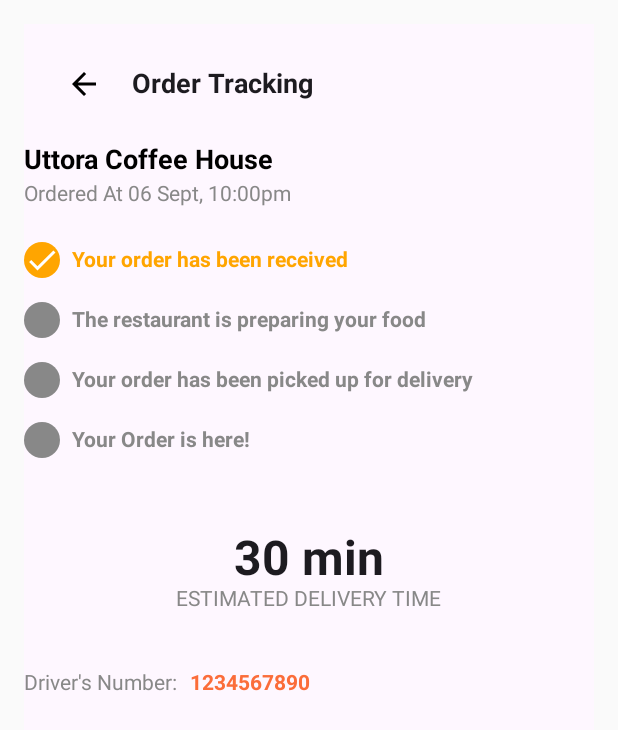
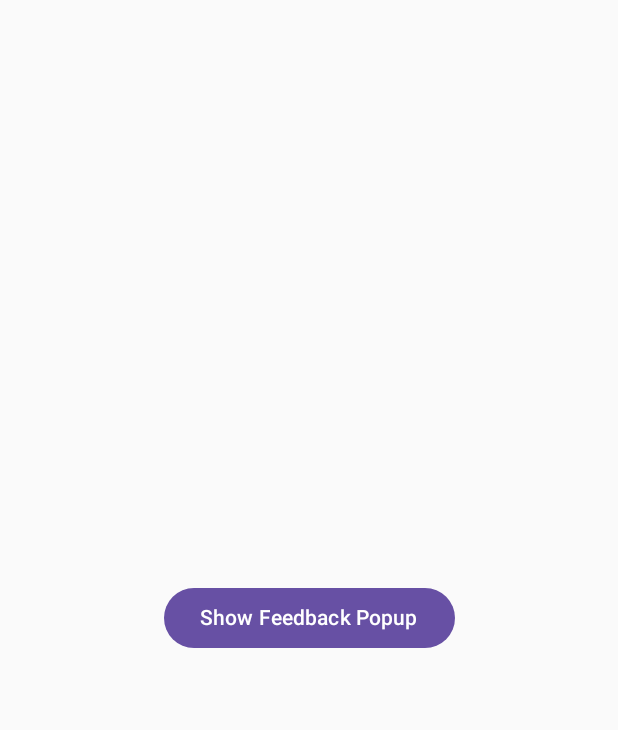
Before and after one commit to chemsou7876/Projet_TDM_frontend, an Android app built with Jetpack Compose: the screen it shows after launch (MainActivity), on a phone screen of 412 x 824 dp. Shown: the top 730 px of the screen. Run offline under Robolectric (Android 15) with nearby library versions, the phone set to English and light mode, and no system bars.

Commit message:
Review done

```diff
--- a/app/src/main/java/com/example/projet_tdm/MainActivity.kt
+++ b/app/src/main/java/com/example/projet_tdm/MainActivity.kt
@@ -9,27 +9,28 @@ import androidx.compose.runtime.*
 import androidx.compose.ui.Alignment
 import androidx.compose.ui.Modifier
 import androidx.compose.ui.unit.dp
-import com.example.projet_tdm.ui.theme.Tracking.MyTracking
+import com.example.projet_tdm.ui.theme.Review.MyReview
 
 class MainActivity : ComponentActivity() {
     override fun onCreate(savedInstanceState: Bundle?) {
         super.onCreate(savedInstanceState)
         setContent {
-            // Appel de MyTracking avec le paramètre pour démarrer le suivi du temps
-            MyTracking(
-                startTrackingTime = true, // Démarre le suivi du temps dès le début
-                onBackClick = { /* Handle back click */ },
-                driverNumber = "1234567890",
-                restaurantName = "Uttora Coffee House",
-                orderDetails = "Ordered At 06 Sept, 10:00pm",
-                deliveryTime = "30 min",
-                statuses = listOf(
-                    "Your order has been received" to false,  // Step 1: Not started
-                    "The restaurant is preparing your food" to false,  // Step 2: Not started
-                    "Your order has been picked up for delivery" to false,  // Step 3: Not started
-                    "Your Order is here!" to false  // Step 4: Not started
-                )
-            )
+            // Appel de MyReview avec le paramètre pour démarrer le suivi du temps
+            // Par exemple, afficher le pop-up quand on appuie sur un bouton
+            Column(
+                modifier = Modifier.fillMaxSize(),
+                horizontalAlignment = Alignment.CenterHorizontally,
+                verticalArrangement = Arrangement.Center
+            ) {
+                Button(
+                    onClick = {
+                        MyReview(this@MainActivity).show()  // Appeler MyReview pour afficher le pop-up
+                    },
+                    modifier = Modifier.padding(16.dp)
+                ) {
+                    Text("Show Feedback Popup")
+                }
+            }
         }
     }
 }
```
Also changed, not shown: app/src/main/java/com/example/projet_tdm/ui/theme/Review/MyReview.kt (added, +133 -0 lines).
